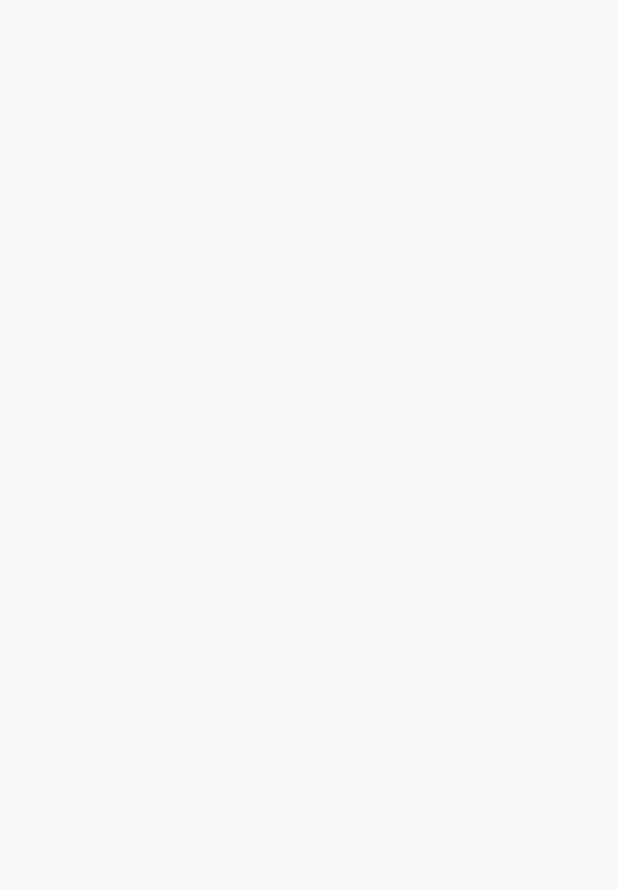
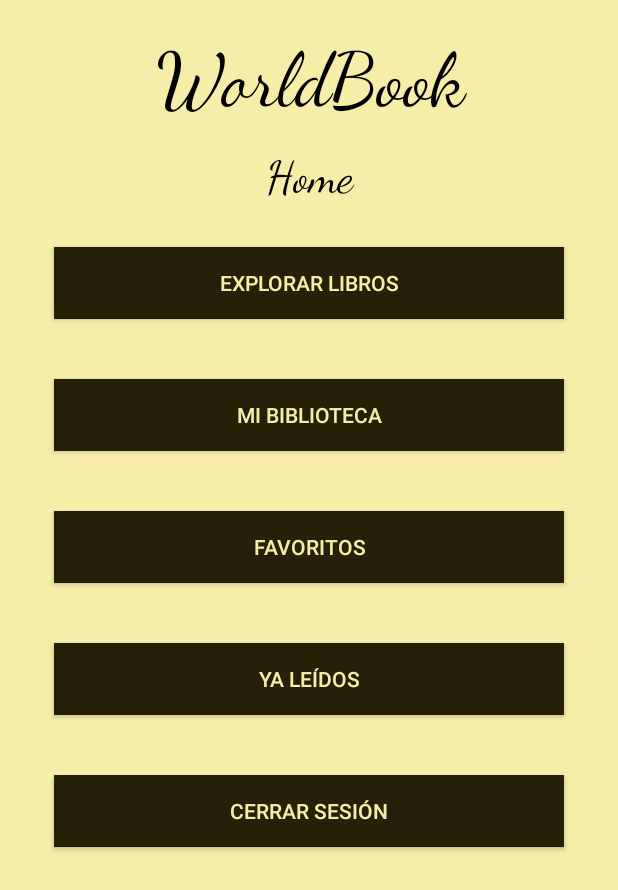
Before and after one commit to Federco1/WorldBook, an Android app: the HomeActivity screen opened directly, with no data from a screen before it, on a phone screen of 412 x 824 dp. Before the commit the part shown is empty. Shown: the top 890 px of the screen. Run offline under Robolectric (Android 15) with nearby library versions, the phone set to English and light mode, and no system bars.

Commit message:
Creación de pantalla de Home

```diff
--- a/app/src/main/java/com/example/worldbook/HomeActivity.kt
+++ b/app/src/main/java/com/example/worldbook/HomeActivity.kt
@@ -1,12 +1,21 @@
 package com.example.worldbook
 
 import android.os.Bundle
+import android.widget.Button
+import android.widget.Toast
 import androidx.activity.enableEdgeToEdge
 import androidx.appcompat.app.AppCompatActivity
 import androidx.core.view.ViewCompat
 import androidx.core.view.WindowInsetsCompat
 
 class HomeActivity : AppCompatActivity() {
+
+    lateinit var btnExplorarLibros: Button
+    lateinit var btnMiBiblioteca: Button
+    lateinit var btnFavoritos: Button
+    lateinit var btnYaLeidos: Button
+    lateinit var btnCerrarSesión: Button
+
     override fun onCreate(savedInstanceState: Bundle?) {
         super.onCreate(savedInstanceState)
         enableEdgeToEdge()
@@ -16,5 +25,32 @@ class HomeActivity : AppCompatActivity() {
             v.setPadding(systemBars.left, systemBars.top, systemBars.right, systemBars.bottom)
             insets
         }
+
+        btnExplorarLibros = findViewById(R.id.btnExplorarLibros)
+        btnMiBiblioteca = findViewById(R.id.btnMiBiblioteca)
+        btnFavoritos = findViewById(R.id.btnFavoritos)
+        btnYaLeidos = findViewById(R.id.btnYaLeidos)
+        btnCerrarSesión = findViewById(R.id.btnCerrarSesión)
+
+        btnExplorarLibros.setOnClickListener{
+            var mensaje = "Botón Explorar Libros"
+            Toast.makeText(this, mensaje, Toast.LENGTH_SHORT).show()
+        }
+        btnMiBiblioteca.setOnClickListener{
+            var mensaje = "Botón Mi Biblioteca"
+            Toast.makeText(this, mensaje, Toast.LENGTH_SHORT).show()
+        }
+        btnFavoritos.setOnClickListener{
+            var mensaje = "Botón Favoritos"
+            Toast.makeText(this, mensaje, Toast.LENGTH_SHORT).show()
+        }
+        btnYaLeidos.setOnClickListener{
+            var mensaje = "Botón Ya Leídos"
+            Toast.makeText(this, mensaje, Toast.LENGTH_SHORT).show()
+        }
+        btnCerrarSesión.setOnClickListener{
+            var mensaje = "Botón Cerrar Sesión"
+            Toast.makeText(this, mensaje, Toast.LENGTH_SHORT).show()
+        }
     }
 }
--- a/app/src/main/java/com/example/worldbook/RegisterActivity.kt
+++ b/app/src/main/java/com/example/worldbook/RegisterActivity.kt
@@ -48,7 +48,7 @@ class RegisterActivity : AppCompatActivity() {
                 Toast.makeText(this,mensaje,Toast.LENGTH_SHORT).show()
             }else{
                 if(password!=passwordAgain){
-                    Toast.makeText(this,"Contrasenia no coincide",Toast.LENGTH_SHORT).show()
+                    Toast.makeText(this,"Contraseña no coincide",Toast.LENGTH_SHORT).show()
                 }else{
                     val intent = Intent(this, TerminosYCondicionesActivity::class.java)
                     startActivity(intent)
--- a/app/src/main/res/layout/activity_home.xml
+++ b/app/src/main/res/layout/activity_home.xml
@@ -5,6 +5,88 @@
     android:id="@+id/main"
     android:layout_width="match_parent"
     android:layout_height="match_parent"
+    android:orientation="vertical"
+    android:gravity="center_horizontal"
+    android:background="@color/vainilla"
     tools:context=".HomeActivity">
 
+    <LinearLayout
+        android:layout_width="match_parent"
+        android:layout_height="match_parent"
+        android:orientation="vertical"
+        android:padding="16dp">
+
+    <TextView
+        android:layout_width="match_parent"
+        android:layout_height="wrap_content"
+        android:layout_margin="8dp"
+        android:gravity="center"
+        android:text="WorldBook"
+        android:fontFamily="cursive"
+        android:textSize="50dp"
+        android:textColor="@color/black" />
+
+        <TextView
+            android:layout_width="match_parent"
+            android:layout_height="wrap_content"
+            android:layout_margin="8dp"
+            android:gravity="center"
+            android:text="Home"
+            android:fontFamily="cursive"
+            android:textSize="30dp"
+            android:textColor="@color/black" />
+
+
+    <Button
+        android:layout_width="match_parent"
+        android:layout_height="wrap_content"
+        android:id="@+id/btnExplorarLibros"
+        android:layout_margin="20dp"
+        android:text="Explorar Libros"
+        android:layout_marginTop="16dp"
+        android:textColor="@color/vainilla"
+        android:background="@color/brown"/>
+
+        <Button
+            android:layout_width="match_parent"
+            android:layout_height="wrap_content"
+            android:id="@+id/btnMiBiblioteca"
+            android:layout_margin="20dp"
+            android:text="Mi Biblioteca"
+            android:layout_marginTop="16dp"
+            android:textColor="@color/vainilla"
+            android:background="@color/brown"/>
+
+        <Button
+            android:layout_width="match_parent"
+            android:layout_height="wrap_content"
+            android:id="@+id/btnFavoritos"
+            android:layout_margin="20dp"
+            android:text="Favoritos"
+            android:layout_marginTop="16dp"
+            android:textColor="@color/vainilla"
+            android:background="@color/brown"/>
+
+        <Button
+            android:layout_width="match_parent"
+            android:layout_height="wrap_content"
+            android:id="@+id/btnYaLeidos"
+            android:layout_margin="20dp"
+            android:text="Ya Leídos"
+            android:layout_marginTop="16dp"
+            android:textColor="@color/vainilla"
+            android:background="@color/brown"/>
+
+        <Button
+            android:layout_width="match_parent"
+            android:layout_height="wrap_content"
+            android:id="@+id/btnCerrarSesión"
+            android:layout_margin="20dp"
+            android:text="Cerrar Sesión"
+            android:layout_marginTop="16dp"
+            android:textColor="@color/vainilla"
+            android:background="@color/brown"/>
+
+</LinearLayout>
+
 </androidx.constraintlayout.widget.ConstraintLayout>
```
